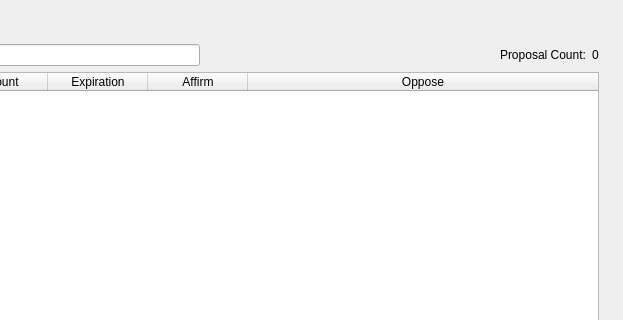
The window that src/qt/forms/offchaingovernance.ui (koifinance/NixCore) describes before a commit, drawn with Qt 5; both pictures show x 177 to 800 and y 0 to 320 of the 800 by 600 pixel window.
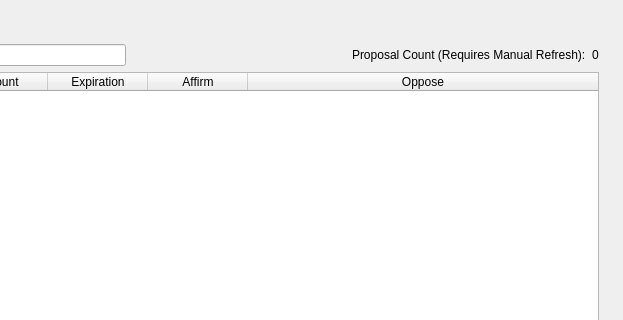
The same window after the commit.

The edit to the form file:
```diff
--- a/src/qt/forms/offchaingovernance.ui
+++ b/src/qt/forms/offchaingovernance.ui
@@ -87,7 +87,7 @@
          <item>
           <widget class="QLabel" name="label_count">
            <property name="text">
-            <string>Proposal Count:</string>
+            <string>Proposal Count (Requires Manual Refresh):</string>
            </property>
           </widget>
          </item>
```
